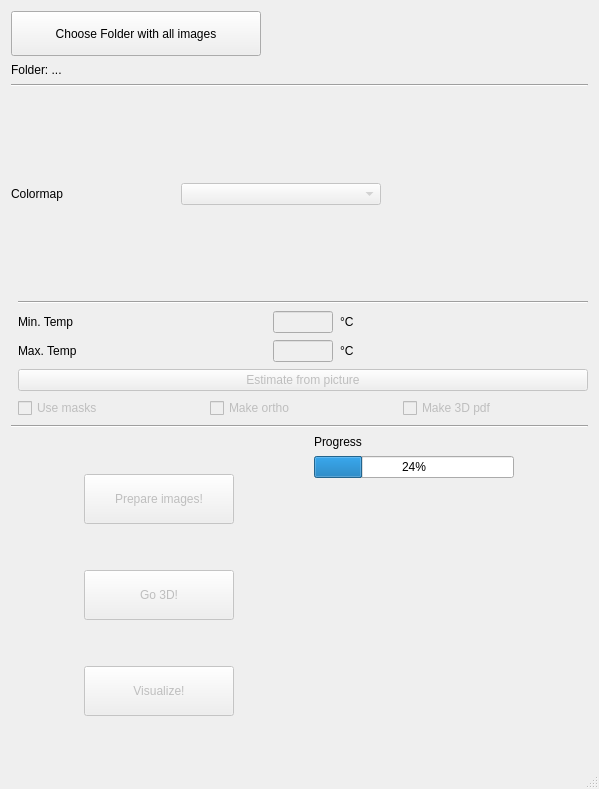
Before: the Qt Designer form gui/ui/thermalmesh.ui in s-du/Thermal_app2, drawn with Qt 5.
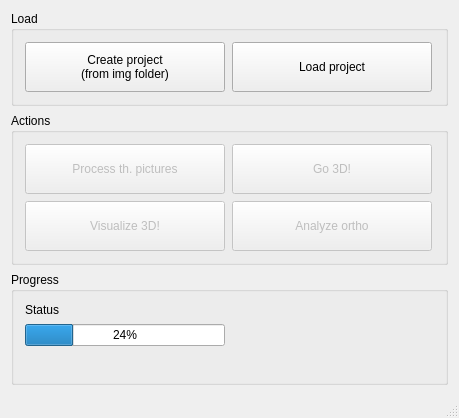
After: the same form once the commit is applied.

The edit to the form file:
```diff
--- a/gui/ui/thermalmesh.ui
+++ b/gui/ui/thermalmesh.ui
@@ -6,8 +6,8 @@
    <rect>
     <x>0</x>
     <y>0</y>
-    <width>599</width>
-    <height>789</height>
+    <width>459</width>
+    <height>418</height>
    </rect>
   </property>
   <property name="windowTitle">
@@ -18,230 +18,102 @@
   </property>
   <widget class="QWidget" name="centralwidget">
    <layout class="QGridLayout" name="gridLayout">
-    <item row="5" column="1">
-     <layout class="QVBoxLayout" name="verticalLayout_2">
-      <item>
+    <item row="0" column="0">
+     <widget class="QGroupBox" name="groupBox">
+      <property name="title">
+       <string>Load</string>
+      </property>
        <layout class="QHBoxLayout" name="horizontalLayout">
         <item>
-         <widget class="QLabel" name="label">
-          <property name="text">
-           <string>Min. Temp</string>
-          </property>
-         </widget>
-        </item>
-        <item>
-         <widget class="QLineEdit" name="lineEdit_min_temp">
+        <widget class="QPushButton" name="pushButton_load_img">
           <property name="enabled">
-           <bool>false</bool>
+          <bool>true</bool>
           </property>
           <property name="minimumSize">
            <size>
-            <width>60</width>
-            <height>0</height>
+           <width>200</width>
+           <height>50</height>
            </size>
           </property>
           <property name="maximumSize">
            <size>
-            <width>40</width>
-            <height>16777215</height>
-           </size>
-          </property>
-         </widget>
-        </item>
-        <item>
-         <widget class="QLabel" name="label_4">
+           <width>200</width>
+           <height>50</height>
+          </size>
+         </property>
           <property name="text">
-           <string>°C</string>
+          <string>Create project
+(from img folder)</string>
           </property>
          </widget>
         </item>
-       </layout>
-      </item>
       <item>
-       <layout class="QHBoxLayout" name="horizontalLayout_2">
-        <item>
-         <widget class="QLabel" name="label_2">
-          <property name="text">
-           <string>Max. Temp</string>
-          </property>
-         </widget>
-        </item>
-        <item>
-         <widget class="QLineEdit" name="lineEdit_max_temp">
+        <widget class="QPushButton" name="pushButton_load_project">
           <property name="enabled">
-           <bool>false</bool>
+          <bool>true</bool>
           </property>
           <property name="minimumSize">
            <size>
-            <width>60</width>
-            <height>0</height>
+           <width>200</width>
+           <height>50</height>
            </size>
           </property>
           <property name="maximumSize">
            <size>
-            <width>40</width>
-            <height>16777215</height>
-           </size>
-          </property>
-         </widget>
-        </item>
-        <item>
-         <widget class="QLabel" name="label_5">
+           <width>200</width>
+           <height>50</height>
+          </size>
+         </property>
           <property name="text">
-           <string>°C</string>
+          <string>Load project</string>
           </property>
          </widget>
         </item>
        </layout>
-      </item>
-      <item>
-       <widget class="QPushButton" name="pushButton_estimate">
-        <property name="enabled">
-         <bool>false</bool>
-        </property>
-        <property name="text">
-         <string>Estimate from picture</string>
-        </property>
-       </widget>
-      </item>
-      <item>
-       <layout class="QHBoxLayout" name="horizontalLayout_5">
-        <item>
-         <widget class="QCheckBox" name="checkBox_masks">
-          <property name="enabled">
-           <bool>false</bool>
-          </property>
-          <property name="minimumSize">
-           <size>
-            <width>100</width>
-            <height>0</height>
-           </size>
-          </property>
-          <property name="text">
-           <string>Use masks</string>
-          </property>
-         </widget>
-        </item>
-        <item>
-         <widget class="QCheckBox" name="checkBox_ortho">
-          <property name="enabled">
-           <bool>false</bool>
-          </property>
-          <property name="minimumSize">
-           <size>
-            <width>100</width>
-            <height>0</height>
-           </size>
-          </property>
-          <property name="text">
-           <string>Make ortho</string>
-          </property>
-         </widget>
-        </item>
-        <item>
-         <widget class="QCheckBox" name="checkBox_pdf">
-          <property name="enabled">
-           <bool>false</bool>
-          </property>
-          <property name="minimumSize">
-           <size>
-            <width>100</width>
-            <height>0</height>
-           </size>
-          </property>
-          <property name="text">
-           <string>Make 3D pdf</string>
-          </property>
-         </widget>
-        </item>
-       </layout>
-      </item>
-     </layout>
-    </item>
-    <item row="6" column="0" colspan="2">
-     <widget class="Line" name="line_3">
-      <property name="orientation">
-       <enum>Qt::Horizontal</enum>
-      </property>
-     </widget>
-    </item>
-    <item row="0" column="0" colspan="2">
-     <layout class="QVBoxLayout" name="verticalLayout_3">
-      <item>
-       <widget class="QPushButton" name="pushButton_load">
-        <property name="minimumSize">
-         <size>
-          <width>250</width>
-          <height>45</height>
-         </size>
-        </property>
-        <property name="maximumSize">
-         <size>
-          <width>250</width>
-          <height>16777215</height>
-         </size>
-        </property>
-        <property name="text">
-         <string>Choose Folder with all images</string>
-        </property>
-       </widget>
-      </item>
-      <item>
-       <widget class="QLabel" name="label_folder">
-        <property name="text">
-         <string>Folder: ...</string>
-        </property>
-       </widget>
-      </item>
-     </layout>
-    </item>
-    <item row="1" column="0" colspan="2">
-     <widget class="Line" name="line_2">
-      <property name="orientation">
-       <enum>Qt::Horizontal</enum>
-      </property>
-     </widget>
-    </item>
-    <item row="7" column="0" colspan="2">
-     <layout class="QHBoxLayout" name="horizontalLayout_4">
-      <item>
-       <layout class="QVBoxLayout" name="verticalLayout_4">
-        <item>
+     </widget>
+    </item>
+    <item row="1" column="0">
+     <widget class="QGroupBox" name="groupBox_3">
+      <property name="title">
+       <string>Actions</string>
+      </property>
+      <layout class="QGridLayout" name="gridLayout_2">
+       <item row="0" column="0">
          <widget class="QPushButton" name="pushButton_go_img">
           <property name="enabled">
            <bool>false</bool>
           </property>
           <property name="minimumSize">
            <size>
-            <width>150</width>
+           <width>200</width>
             <height>50</height>
            </size>
           </property>
           <property name="maximumSize">
            <size>
-            <width>150</width>
+           <width>200</width>
             <height>50</height>
            </size>
           </property>
           <property name="text">
-           <string>Prepare images!</string>
+          <string>Process th. pictures</string>
           </property>
          </widget>
         </item>
-        <item>
+       <item row="0" column="1">
          <widget class="QPushButton" name="pushButton_go_mesh">
           <property name="enabled">
            <bool>false</bool>
           </property>
           <property name="minimumSize">
            <size>
-            <width>150</width>
+           <width>200</width>
             <height>50</height>
            </size>
           </property>
           <property name="maximumSize">
            <size>
-            <width>150</width>
+           <width>200</width>
             <height>50</height>
            </size>
           </property>
@@ -250,49 +122,76 @@
           </property>
          </widget>
         </item>
-        <item>
+       <item row="1" column="0">
          <widget class="QPushButton" name="pushButton_go_visu">
           <property name="enabled">
            <bool>false</bool>
           </property>
           <property name="minimumSize">
            <size>
-            <width>150</width>
+           <width>200</width>
             <height>50</height>
            </size>
           </property>
           <property name="maximumSize">
            <size>
-            <width>150</width>
+           <width>200</width>
             <height>50</height>
            </size>
           </property>
           <property name="text">
-           <string>Visualize!</string>
+          <string>Visualize 3D!</string>
           </property>
          </widget>
         </item>
-       </layout>
-      </item>
-      <item>
-       <layout class="QVBoxLayout" name="verticalLayout">
-        <item>
-         <widget class="QLabel" name="label_status">
+       <item row="1" column="1">
+        <widget class="QPushButton" name="pushButton_go_ortho">
+         <property name="enabled">
+          <bool>false</bool>
+         </property>
           <property name="minimumSize">
            <size>
             <width>200</width>
-            <height>0</height>
+           <height>50</height>
            </size>
           </property>
           <property name="maximumSize">
            <size>
             <width>200</width>
-            <height>16777215</height>
+           <height>50</height>
            </size>
           </property>
           <property name="text">
+          <string>Analyze ortho</string>
+         </property>
+        </widget>
+       </item>
+      </layout>
+     </widget>
+    </item>
+    <item row="2" column="0">
+     <widget class="QGroupBox" name="groupBox_2">
+      <property name="title">
            <string>Progress</string>
           </property>
+      <layout class="QVBoxLayout" name="verticalLayout_2">
+       <item>
+        <widget class="QLabel" name="label_status">
+         <property name="minimumSize">
+          <size>
+           <width>200</width>
+           <height>0</height>
+          </size>
+         </property>
+         <property name="maximumSize">
+          <size>
+           <width>200</width>
+           <height>16777215</height>
+          </size>
+         </property>
+         <property name="text">
+          <string>Status</string>
+         </property>
          </widget>
         </item>
         <item>
@@ -328,57 +227,6 @@
          </spacer>
         </item>
        </layout>
-      </item>
-     </layout>
-    </item>
-    <item row="2" column="0" colspan="2">
-     <layout class="QHBoxLayout" name="horizontalLayout_3">
-      <item>
-       <widget class="QLabel" name="label_3">
-        <property name="text">
-         <string>Colormap</string>
-        </property>
-       </widget>
-      </item>
-      <item>
-       <widget class="QComboBox" name="comboBox">
-        <property name="enabled">
-         <bool>false</bool>
-        </property>
-        <property name="minimumSize">
-         <size>
-          <width>200</width>
-          <height>0</height>
-         </size>
-        </property>
-       </widget>
-      </item>
-      <item>
-       <widget class="QLabel" name="label_thumb">
-        <property name="minimumSize">
-         <size>
-          <width>200</width>
-          <height>200</height>
-         </size>
-        </property>
-        <property name="maximumSize">
-         <size>
-          <width>200</width>
-          <height>200</height>
-         </size>
-        </property>
-        <property name="text">
-         <string/>
-        </property>
-       </widget>
-      </item>
-     </layout>
-    </item>
-    <item row="4" column="1">
-     <widget class="Line" name="line">
-      <property name="orientation">
-       <enum>Qt::Horizontal</enum>
-      </property>
      </widget>
     </item>
    </layout>
```
Left out of the diff: 2 changed lines with no effect on the pictures. Lines whose indentation alone changed are shown as unchanged.
